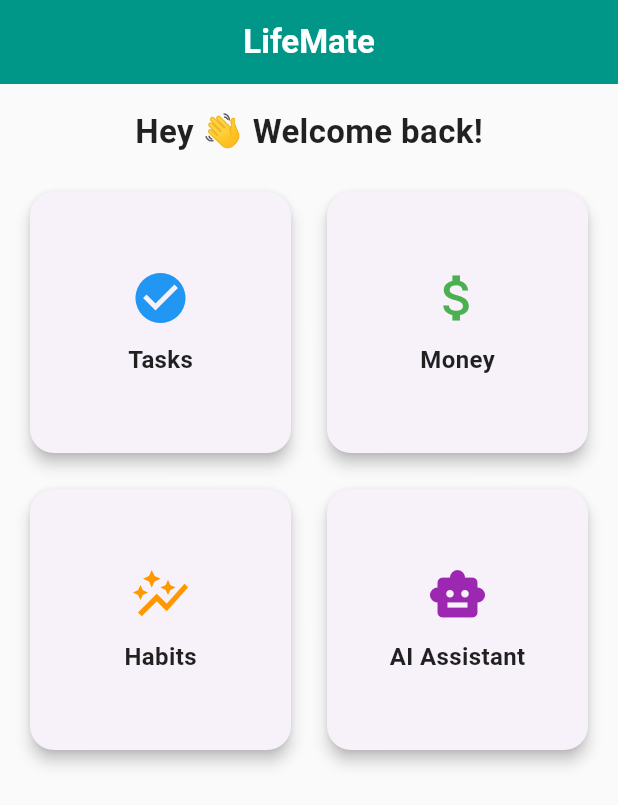
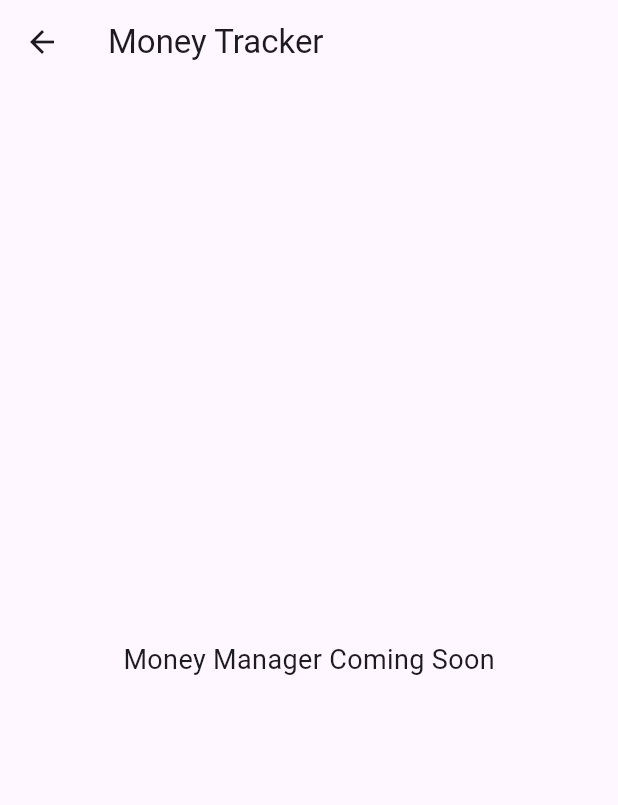
Before and after one commit to Saifudheenpv/lifemate-app, a Flutter app: the screen it shows after launch, after a tap on "Get Started", after a tap on "Money", on a phone screen of 412 x 824 dp. Shown: the top 805 px of the screen. Run offline on Flutter 3.47's test engine with Material 3 defaults, Android fonts, the light colour scheme and no system bars.

Commit message:
Implemented HomeScreen UI with navigation

```diff
--- a/lib/features/home/home_screen.dart
+++ b/lib/features/home/home_screen.dart
@@ -68,6 +68,20 @@ class HomeCard extends StatelessWidget {
       shape: RoundedRectangleBorder(borderRadius: BorderRadius.circular(16)),
       child: InkWell(
         onTap: () {
+          switch (title) {
+    case 'Tasks':
+      Navigator.pushNamed(context, '/tasks');
+      break;
+    case 'Money':
+      Navigator.pushNamed(context, '/money');
+      break;
+    case 'Habits':
+      Navigator.pushNamed(context, '/habits');
+      break;
+    case 'AI Assistant':
+      Navigator.pushNamed(context, '/ai');
+      break;
+  }
           // TODO: Navigate to respective screens
         },
         borderRadius: BorderRadius.circular(16),
--- a/lib/features/money/money_screen.dart
+++ b/lib/features/money/money_screen.dart
@@ -0,0 +1,20 @@
+import 'package:flutter/material.dart';
+
+class MoneyScreen extends StatelessWidget {
+  const MoneyScreen({super.key});
+
+  @override
+  Widget build(BuildContext context) {
+    return Scaffold(
+      appBar: AppBar(
+        title: const Text('Money Tracker'),
+      ),
+      body: const Center(
+        child: Text(
+          'Money Manager Coming Soon',
+          style: TextStyle(fontSize: 18),
+        ),
+      ),
+    );
+  }
+}
--- a/lib/main.dart
+++ b/lib/main.dart
@@ -1,6 +1,10 @@
 import 'package:flutter/material.dart';
-import 'features/welcome/welcome_screen.dart';
-import 'features/home/home_screen.dart'; // ✅ import new screen
+import 'package:lifemate_app/features/home/home_screen.dart';
+import 'package:lifemate_app/features/tasks/tasks_screen.dart';
+import 'package:lifemate_app/features/money/money_screen.dart';
+import 'package:lifemate_app/features/habits/habits_screen.dart';
+import 'package:lifemate_app/features/ai/ai_assistant_screen.dart';
+import 'package:lifemate_app/features/welcome/welcome_screen.dart';
 
 void main() {
   runApp(const MyApp());
@@ -17,7 +21,11 @@ class MyApp extends StatelessWidget {
       initialRoute: '/',
       routes: {
         '/': (context) => const WelcomeScreen(),
-        '/home': (context) => const HomeScreen(), // ✅ updated here
+        '/home': (context) => const HomeScreen(),
+        '/tasks': (context) => const TasksScreen(),
+        '/money': (context) => const MoneyScreen(),
+        '/habits': (context) => const HabitsScreen(),
+        '/ai': (context) => const AIAssistantScreen(),
       },
     );
   }
```
Also changed, not shown: lib/features/ai/ai_assistant_screen.dart (added, +13 -0 lines), lib/features/habits/habits_screen.dart (added, +13 -0 lines), lib/features/tasks/tasks_screen.dart (added, +13 -0 lines), lib/features/ai/ai_assistant.dart (deleted), lib/features/tasks/task_screen.dart (deleted).
